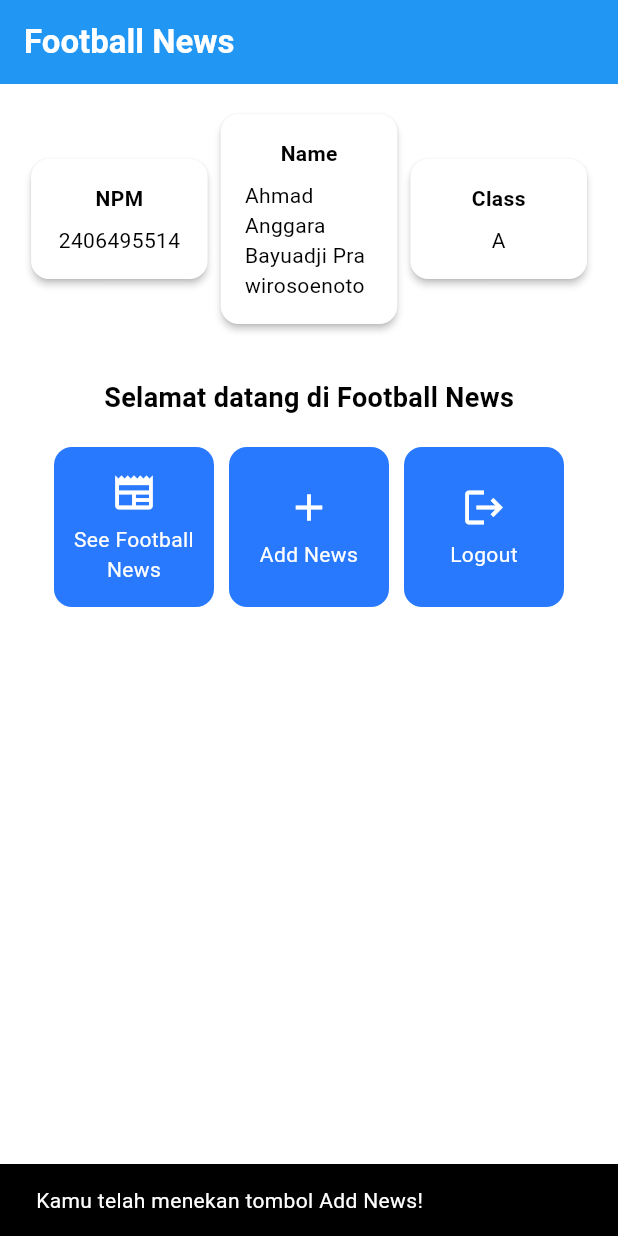
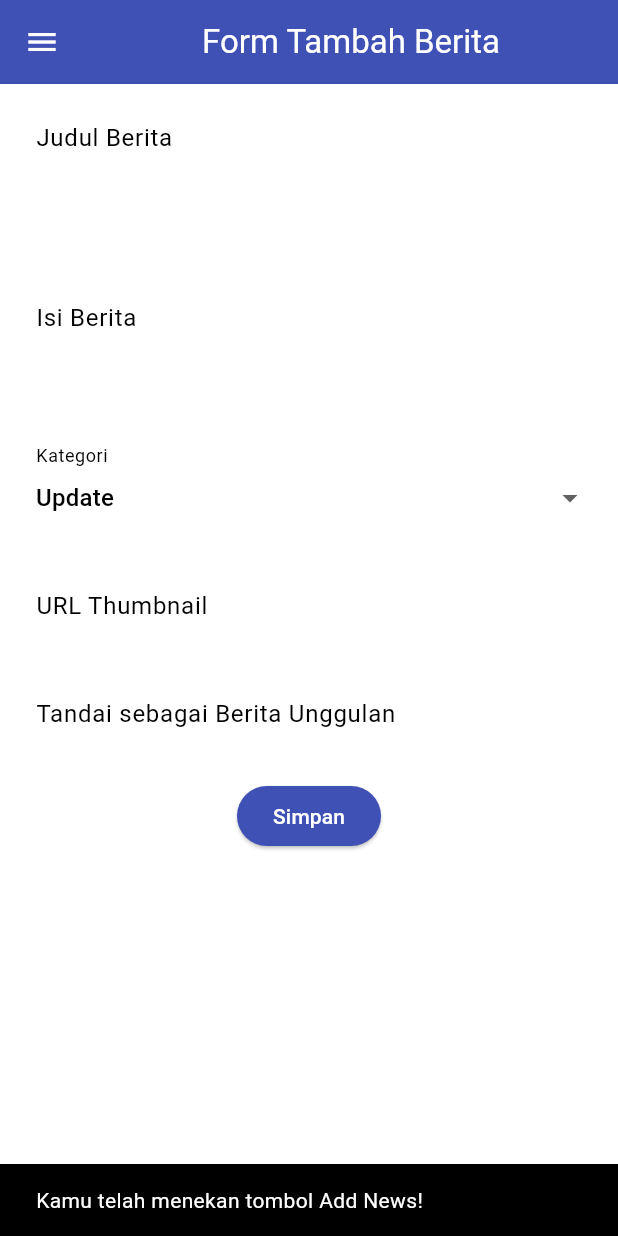
Before and after one commit to anggarabayuadji/football-news-mobile, a Flutter app: the screen it shows after launch, after a tap on "Add News", on a phone screen of 412 x 824 dp. Run offline on Flutter 3.47's test engine with Material 3 defaults, Android fonts, the phone set to English and light mode, and no system bars.

Commit message:
Finished Tutorial 7

```diff
--- a/lib/main.dart
+++ b/lib/main.dart
@@ -1,5 +1,5 @@
 import 'package:flutter/material.dart';
-import 'package:football_news/menu.dart';
+import 'package:football_news/screens/menu.dart';
 
 void main() {
   runApp(const MyApp());
--- a/lib/menu.dart
+++ b/lib/screens/menu.dart
@@ -1,4 +1,8 @@
 import 'package:flutter/material.dart';
+import 'package:football_news/widgets/left_drawer.dart';
+import 'package:football_news/widgets/news_card.dart';
+
+import 'newslist_form.dart';
 
 class MyHomePage extends StatelessWidget {
   MyHomePage({super.key});
@@ -16,9 +20,11 @@ class MyHomePage extends StatelessWidget {
   Widget build(BuildContext context) {
     // Scaffold menyediakan struktur dasar halaman dengan AppBar dan body.
     return Scaffold(
+
       // AppBar adalah bagian atas halaman yang menampilkan judul.
       appBar: AppBar(
         // Judul aplikasi "Football News" dengan teks putih dan tebal.
+
         title: const Text(
           'Football News',
           style: TextStyle(
@@ -29,6 +35,8 @@ class MyHomePage extends StatelessWidget {
         // Warna latar belakang AppBar diambil dari skema warna tema aplikasi.
         backgroundColor: Theme.of(context).colorScheme.primary,
       ),
+      drawer: LeftDrawer(),
+
       // Body halaman dengan padding di sekelilingnya.
       body: Padding(
         padding: const EdgeInsets.all(16.0),
@@ -133,57 +141,3 @@ class ItemHomepage {
 
   ItemHomepage(this.name, this.icon);
 }
-
-class ItemCard extends StatelessWidget {
-  // Menampilkan kartu dengan ikon dan nama.
-
-  final ItemHomepage item;
-
-  const ItemCard(this.item, {super.key});
-
-  @override
-  Widget build(BuildContext context) {
-    return Material(
-      // Menentukan warna latar belakang dari tema aplikasi.
-      color: Theme.of(context).colorScheme.secondary,
-      // Membuat sudut kartu melengkung.
-      borderRadius: BorderRadius.circular(12),
-
-      child: InkWell(
-        // Aksi ketika kartu ditekan.
-        onTap: () {
-          // Menampilkan pesan SnackBar saat kartu ditekan.
-          ScaffoldMessenger.of(context)
-            ..hideCurrentSnackBar()
-            ..showSnackBar(
-                SnackBar(content: Text("Kamu telah menekan tombol ${item.name}!"))
-            );
-        },
-        // Container untuk menyimpan Icon dan Text
-        child: Container(
-          padding: const EdgeInsets.all(8),
-          child: Center(
-            child: Column(
-              // Menyusun ikon dan teks di tengah kartu.
-              mainAxisAlignment: MainAxisAlignment.center,
-              children: [
-                Icon(
-                  item.icon,
-                  color: Colors.white,
-                  size: 30.0,
-                ),
-                const Padding(padding: EdgeInsets.all(3)),
-                Text(
-                  item.name,
-                  textAlign: TextAlign.center,
-                  style: const TextStyle(color: Colors.white),
-                ),
-              ],
-            ),
-          ),
-        ),
-      ),
-    );
-  }
-
-}
--- /dev/null
+++ b/lib/screens/newslist_form.dart
@@ -0,0 +1,220 @@
+import 'package:flutter/material.dart';
+// TODO: Impor drawer yang sudah dibuat sebelumnya
+import 'package:football_news/widgets/left_drawer.dart';
+
+
+class NewsFormPage extends StatefulWidget {
+  const NewsFormPage({super.key});
+
+  @override
+  State<NewsFormPage> createState() => _NewsFormPageState();
+}
+
+class _NewsFormPageState extends State<NewsFormPage> {
+  final _formKey = GlobalKey<FormState>();
+  String _title = "";
+  String _content = "";
+  String _category = "update"; // default
+  String _thumbnail = "";
+  bool _isFeatured = false; // default
+
+  final List<String> _categories = [
+    'transfer',
+    'update',
+    'exclusive',
+    'match',
+    'rumor',
+    'analysis',
+  ];
+
+  @override
+  Widget build(BuildContext context) {
+    final _formKey = GlobalKey<FormState>();
+    return Scaffold(
+      appBar: AppBar(
+        title: const Center(
+          child: Text(
+            'Form Tambah Berita',
+          ),
+        ),
+        backgroundColor: Colors.indigo,
+        foregroundColor: Colors.white,
+      ),
+
+      // TODO: Tambahkan drawer yang sudah dibuat di sini
+      drawer: LeftDrawer(),
+
+      body: Form(
+        key: _formKey,
+        child: SingleChildScrollView(
+          child: Column(
+              crossAxisAlignment: CrossAxisAlignment.start,
+              children:[
+              // === Title ===
+              Padding(
+              padding: const EdgeInsets.all(8.0),
+              child: TextFormField(
+                decoration: InputDecoration(
+                  hintText: "Judul Berita",
+                  labelText: "Judul Berita",
+                  border: OutlineInputBorder(
+                    borderRadius: BorderRadius.circular(5.0),
+                  ),
+                ),
+                onChanged: (String? value) {
+                  setState(() {
+                    _title = value!;
+                  });
+                },
+                validator: (String? value) {
+                  if (value == null || value.isEmpty) {
+                    return "Judul tidak boleh kosong!";
+                  }
+                  return null;
+                },
+              ),
+            ),
+
+            // === Content ===
+            Padding(
+              padding: const EdgeInsets.all(8.0),
+              child: TextFormField(
+                maxLines: 5,
+                decoration: InputDecoration(
+                  hintText: "Isi Berita",
+                  labelText: "Isi Berita",
+                  border: OutlineInputBorder(
+                    borderRadius: BorderRadius.circular(5.0),
+                  ),
+                ),
+                onChanged: (String? value) {
+                  setState(() {
+                    _content = value!;
+                  });
+                },
+                validator: (String? value) {
+                  if (value == null || value.isEmpty) {
+                    return "Isi berita tidak boleh kosong!";
+                  }
+                  return null;
+                },
+              ),
+            ),
+
+            // === Category ===
+            Padding(
+              padding: const EdgeInsets.all(8.0),
+              child: DropdownButtonFormField<String>(
+                decoration: InputDecoration(
+                  labelText: "Kategori",
+                  border: OutlineInputBorder(
+                    borderRadius: BorderRadius.circular(5.0),
+                  ),
+                ),
+                value: _category,
+                items: _categories
+                    .map((cat) => DropdownMenuItem(
+                  value: cat,
+                  child: Text(
+                      cat[0].toUpperCase() + cat.substring(1)),
+                ))
+                    .toList(),
+                onChanged: (String? newValue) {
+                  setState(() {
+                    _category = newValue!;
+                  });
+                },
+              ),
+            ),
+
+            // === Thumbnail URL ===
+            Padding(
+              padding: const EdgeInsets.all(8.0),
+              child: TextFormField(
+                decoration: InputDecoration(
+                  hintText: "URL Thumbnail (opsional)",
+                  labelText: "URL Thumbnail",
+                  border: OutlineInputBorder(
+                    borderRadius: BorderRadius.circular(5.0),
+                  ),
+                ),
+                onChanged: (String? value) {
+                  setState(() {
+                    _thumbnail = value!;
+                  });
+                },
+              ),
+            ),
+
+            // === Is Featured ===
+            Padding(
+              padding: const EdgeInsets.all(8.0),
+              child: SwitchListTile(
+                title: const Text("Tandai sebagai Berita Unggulan"),
+                value: _isFeatured,
+                onChanged: (bool value) {
+                  setState(() {
+                    _isFeatured = value;
+                  });
+                },
+              ),
+            ),
+              // === Tombol Simpan ===
+              Align(
+                alignment: Alignment.bottomCenter,
+                child: Padding(
+                  padding: const EdgeInsets.all(8.0),
+                  child: ElevatedButton(
+                    style: ButtonStyle(
+                      backgroundColor:
+                      MaterialStateProperty.all(Colors.indigo),
+                    ),
+                    onPressed: () {
+                      if (_formKey.currentState!.validate()) {
+                        showDialog(
+                          context: context,
+                          builder: (context) {
+                            return AlertDialog(
+                              title: const Text('Berita berhasil disimpan!'),
+                              content: SingleChildScrollView(
+                                child: Column(
+                                  crossAxisAlignment:
+                                  CrossAxisAlignment.start,
+                                  children: [
+                                    Text('Judul: $_title'),
+                                    Text('Isi: $_content'),
+                                    Text('Kategori: $_category'),
+                                    Text('Thumbnail: $_thumbnail'),
+                                    Text(
+                                        'Unggulan: ${_isFeatured ? "Ya" : "Tidak"}'),
+                                  ],
+                                ),
+                              ),
+                              actions: [
+                                TextButton(
+                                  child: const Text('OK'),
+                                  onPressed: () {
+                                    Navigator.pop(context);
+                                  },
+                                ),
+                              ],
+                            );
+                          },
+                        );
+                        _formKey.currentState!.reset();
+                      }
+                    },
+                    child: const Text(
+                      "Simpan",
+                      style: TextStyle(color: Colors.white),
+                    ),
+                  ),
+                ),
+              ),
+            ],
+          )
+        ),
+      ),
+    );
+  }
+}
--- /dev/null
+++ b/lib/widgets/left_drawer.dart
@@ -0,0 +1,72 @@
+import 'package:flutter/material.dart';
+import 'package:football_news/screens/menu.dart';
+// TODO: Impor halaman NewsFormPage jika sudah dibuat
+
+class LeftDrawer extends StatelessWidget {
+  const LeftDrawer({super.key});
+
+  @override
+  Widget build(BuildContext context) {
+    return Drawer(
+      child: ListView(
+        children: [
+          const DrawerHeader(
+            // TODO: Bagian drawer header
+            decoration: BoxDecoration(
+              color: Colors.blue,
+            ),
+            child: Column(
+              children: [
+                Text(
+                  'Football News',
+                  textAlign: TextAlign.center,
+                  style: TextStyle(
+                    fontSize: 30,
+                    fontWeight: FontWeight.bold,
+                    color: Colors.white,
+                  ),
+                ),
+                Padding(padding: EdgeInsets.all(10)),
+                Text(
+                  "Seluruh berita sepak bola terkini di sini!",
+                  // TODO: Tambahkan gaya teks dengan center alignment, font ukuran 15, warna putih, dan weight biasa
+                  textAlign: TextAlign.center,
+                  style: TextStyle(
+                    fontSize: 15,
+                    fontWeight: FontWeight.normal,
+                    color: Colors.white,
+                  )
+                ),
+              ],
+            ),
+          ),
+          // TODO: Bagian routing
+          ListTile(
+            leading: const Icon(Icons.home_outlined),
+            title: const Text('Home'),
+            // Bagian redirection ke MyHomePage
+            onTap: () {
+              Navigator.pushReplacement(
+                  context,
+                  MaterialPageRoute(
+                    builder: (context) => MyHomePage(),
+                  ));
+            },
+          ),
+          ListTile(
+            leading: const Icon(Icons.post_add),
+            title: const Text('Add News'),
+            // Bagian redirection ke NewsFormPage
+            onTap: () {
+              /*
+              TODO: Buatlah routing ke NewsFormPage di sini,
+              setelah halaman NewsFormPage sudah dibuat.
+              */
+            },
+          ),
+          // TODO: Buat ListTile baru untuk ke halaman melihat news
+        ],
+      ),
+    );
+  }
+}
--- /dev/null
+++ b/lib/widgets/news_card.dart
@@ -0,0 +1,67 @@
+import 'package:flutter/material.dart';
+import 'package:football_news/screens/menu.dart';
+import 'package:football_news/screens/newslist_form.dart';
+
+class ItemCard extends StatelessWidget {
+  // Menampilkan kartu dengan ikon dan nama.
+
+  final ItemHomepage item;
+
+  const ItemCard(this.item, {super.key});
+
+  @override
+  Widget build(BuildContext context) {
+    return Material(
+      // Menentukan warna latar belakang dari tema aplikasi.
+      color: Theme.of(context).colorScheme.secondary,
+      // Membuat sudut kartu melengkung.
+      borderRadius: BorderRadius.circular(12),
+
+      child: InkWell(
+        // Aksi ketika kartu ditekan.
+        onTap: () {
+          // Menampilkan pesan SnackBar saat kartu ditekan.
+          ScaffoldMessenger.of(context)
+            ..hideCurrentSnackBar()
+            ..showSnackBar(
+                SnackBar(content: Text("Kamu telah menekan tombol ${item.name}!"))
+            );
+
+          // Navigate ke route yang sesuai (tergantung jenis tombol)
+          if (item.name == "Add News") {
+            // TODO: Gunakan Navigator.push untuk melakukan navigasi ke MaterialPageRoute yang mencakup NewsFormPage.
+            Navigator.push(
+                context,
+                MaterialPageRoute(
+                  builder: (context) => NewsFormPage(),
+                ));
+          }
+
+        },
+        // Container untuk menyimpan Icon dan Text
+        child: Container(
+          padding: const EdgeInsets.all(8),
+          child: Center(
+            child: Column(
+              // Menyusun ikon dan teks di tengah kartu.
+              mainAxisAlignment: MainAxisAlignment.center,
+              children: [
+                Icon(
+                  item.icon,
+                  color: Colors.white,
+                  size: 30.0,
+                ),
+                const Padding(padding: EdgeInsets.all(3)),
+                Text(
+                  item.name,
+                  textAlign: TextAlign.center,
+                  style: const TextStyle(color: Colors.white),
+                ),
+              ],
+            ),
+          ),
+        ),
+      ),
+    );
+  }
+}
```
